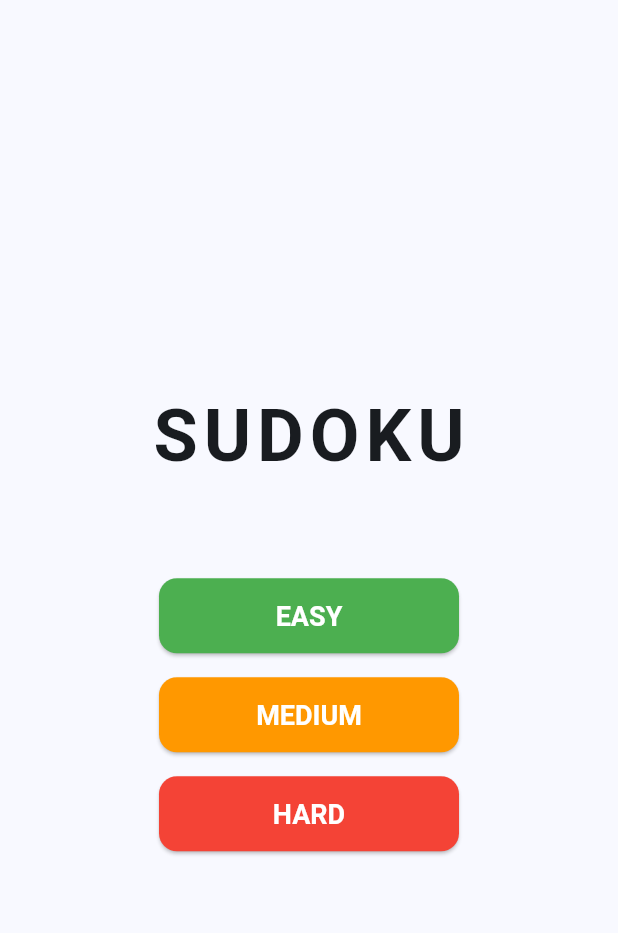
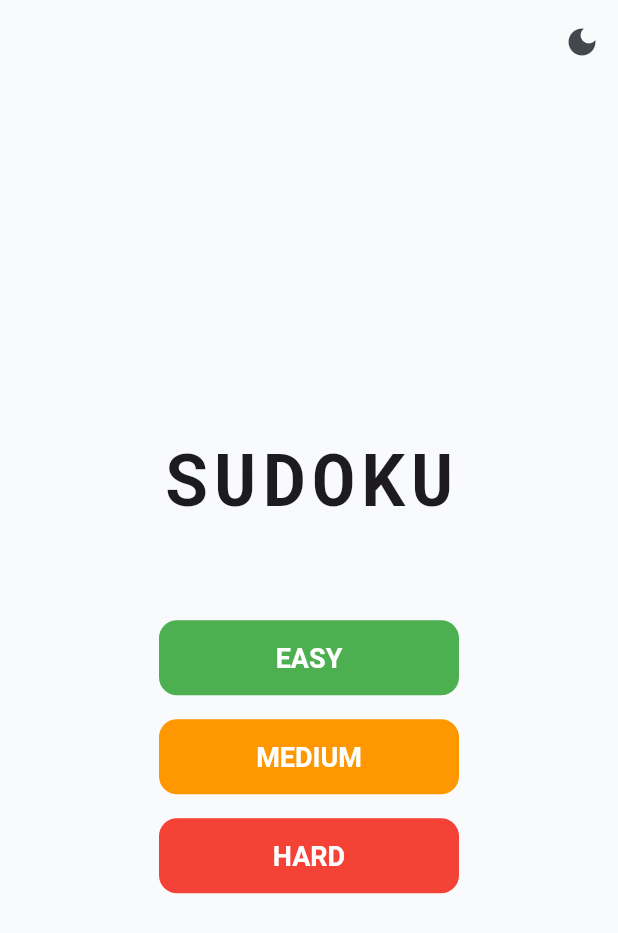
Before and after one commit to MichaelKuen/mathdoku, a Flutter app: the screen it shows after launch, on a phone screen of 412 x 824 dp. Shown: the top 933 px of the screen. Run offline on Flutter 3.47's test engine with Material 3 defaults, Android fonts, the phone set to English and light mode, and no system bars; our stand-ins replace flutter_riverpod, freezed_annotation, google_fonts, riverpod_annotation; generated files the repository leaves out were written again.

Commit message:
Polished, App, Next Landscape mode

```diff
--- a/lib/features/home/presentation/pages/home_page.dart
+++ b/lib/features/home/presentation/pages/home_page.dart
@@ -3,13 +3,24 @@ import 'package:flutter_riverpod/flutter_riverpod.dart';
 import 'package:sudoku/features/game/domain/models/game_state.dart';
 import 'package:sudoku/features/game/presentation/providers/game_provider.dart';
 import 'package:sudoku/features/game/presentation/pages/game_page.dart';
+import 'package:sudoku/core/providers/theme_provider.dart';
 
 class HomePage extends ConsumerWidget {
   const HomePage({super.key});
 
   @override
   Widget build(BuildContext context, WidgetRef ref) {
+    final themeMode = ref.watch(themeNotifierProvider);
+
     return Scaffold(
+      appBar: AppBar(
+        actions: [
+          IconButton(
+            icon: Icon(themeMode == ThemeMode.dark ? Icons.light_mode : Icons.dark_mode),
+            onPressed: () => ref.read(themeNotifierProvider.notifier).toggleTheme(),
+          ),
+        ],
+      ),
       body: Center(
         child: Column(
           mainAxisAlignment: MainAxisAlignment.center,
--- a/lib/main.dart
+++ b/lib/main.dart
@@ -1,6 +1,8 @@
 import 'package:flutter/material.dart';
 import 'package:flutter_riverpod/flutter_riverpod.dart';
+import 'package:google_fonts/google_fonts.dart';
 import 'features/home/presentation/pages/home_page.dart';
+import 'core/providers/theme_provider.dart';
 
 void main() {
   runApp(
@@ -10,17 +12,54 @@ void main() {
   );
 }
 
-class SudokuApp extends StatelessWidget {
+class SudokuApp extends ConsumerWidget {
   const SudokuApp({super.key});
 
   @override
-  Widget build(BuildContext context) {
+  Widget build(BuildContext context, WidgetRef ref) {
+    final themeMode = ref.watch(themeNotifierProvider);
+
     return MaterialApp(
-      title: 'Sudoku Clean Architecture',
+      title: 'Sudoku Pro',
       debugShowCheckedModeBanner: false,
+      themeMode: themeMode,
+
+      // LIGHT THEME
       theme: ThemeData(
-        colorScheme: ColorScheme.fromSeed(seedColor: Colors.blue),
         useMaterial3: true,
+        colorScheme: ColorScheme.fromSeed(
+          seedColor: const Color(0xFF2196F3),
+          surface: const Color(0xFFF8FAFC),
+        ),
+        textTheme: GoogleFonts.robotoMonoTextTheme(),
+        appBarTheme: const AppBarTheme(
+          centerTitle: true,
+          backgroundColor: Color(0xFFF8FAFC),
+          elevation: 0,
+        ),
+        elevatedButtonTheme: ElevatedButtonThemeData(
+          style: ElevatedButton.styleFrom(
+            elevation: 0,
+            shape: RoundedRectangleBorder(borderRadius: BorderRadius.circular(12)),
+          ),
+        ),
+      ),
+
+      // DARK THEME
+      darkTheme: ThemeData(
+        useMaterial3: true,
+        brightness: Brightness.dark,
+        colorScheme: ColorScheme.fromSeed(
+          seedColor: const Color(0xFF2196F3),
+          brightness: Brightness.dark,
+          surface: const Color(0xFF0F172A),
+        ),
+        textTheme: GoogleFonts.robotoMonoTextTheme(ThemeData.dark().textTheme),
+        appBarTheme: const AppBarTheme(
+          centerTitle: true,
+          backgroundColor: Color(0xFF0F172A),
+          elevation: 0,
+        ),
       ),
       home: const HomePage(),
     );
--- a/pubspec.yaml
+++ b/pubspec.yaml
@@ -14,6 +14,8 @@ dependencies:
   riverpod_annotation: ^2.3.5
   freezed_annotation: ^2.4.4
   json_annotation: ^4.9.0
+  google_fonts: ^6.2.1
+  flutter_animate: ^4.5.2
 
 dev_dependencies:
   flutter_test:
```
Also changed, not shown: lib/core/providers/theme_provider.dart (added, +20 -0 lines), lib/features/game/domain/logic/sudoku_generator.dart (added, +111 -0 lines), lib/features/game/presentation/providers/game_provider.dart (+6 -2 lines), lib/features/game/presentation/providers/game_provider.g.dart, pubspec.lock.
